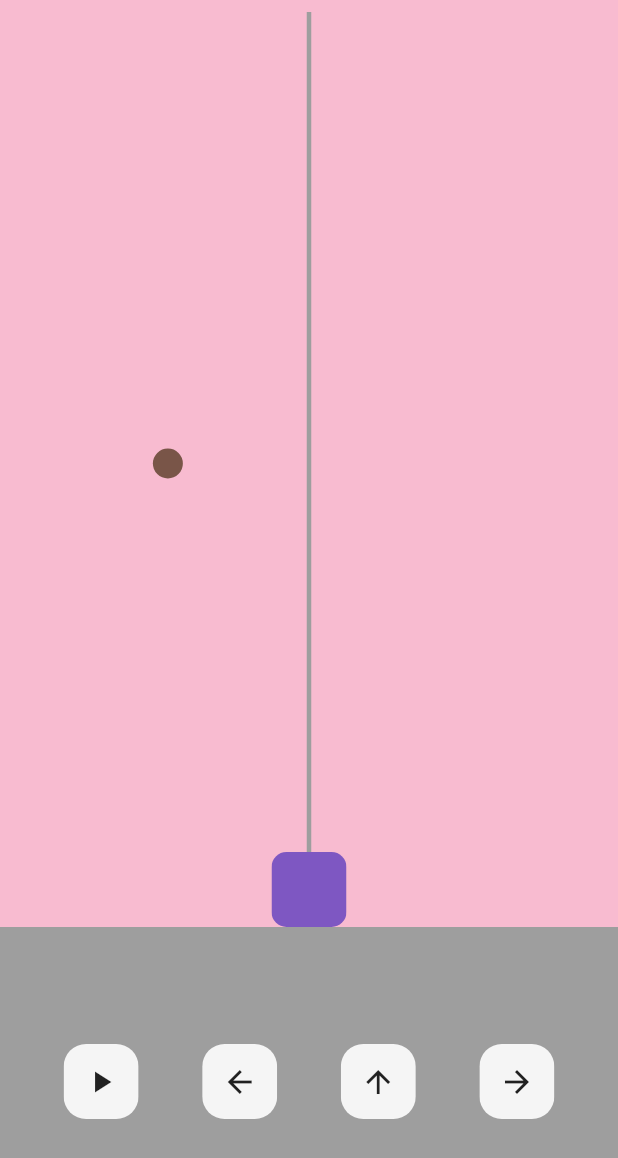
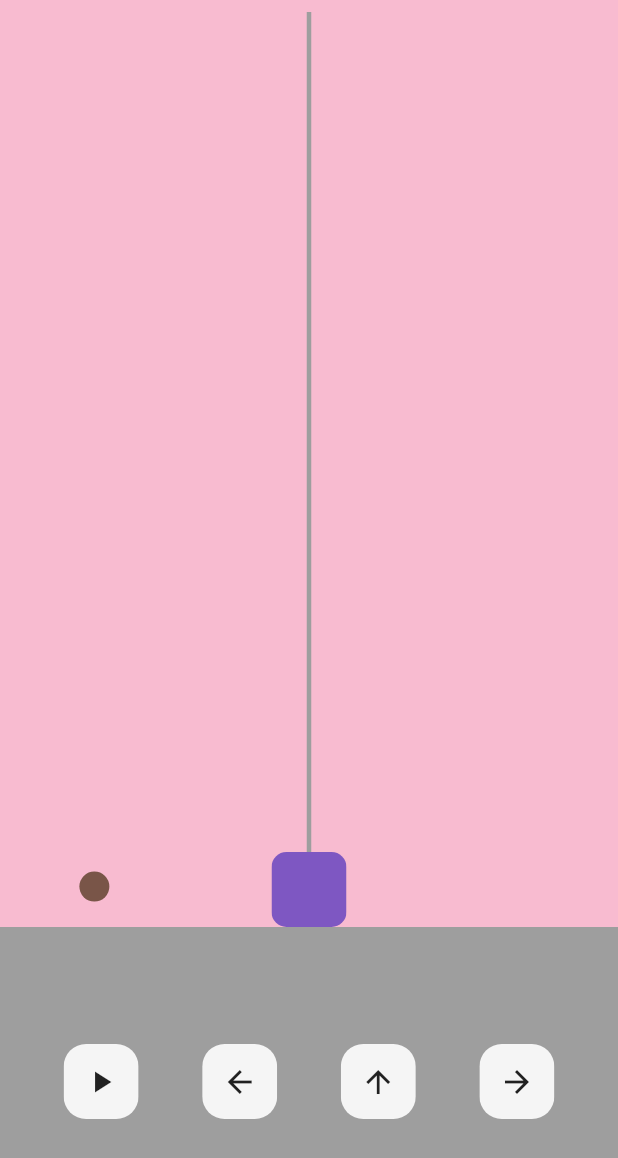
Before and after one commit to patrickkoszewski/bubble_trouble_game, a Flutter app: the screen it shows after launch, after a tap on the "arrow upward" icon, on a phone screen of 412 x 824 dp. Shown: the top 1158 px of the screen. Run offline on Flutter 3.47's test engine with Material 2 defaults, Android fonts, the light colour scheme and no system bars.

Commit message:
Add Ball Physics

```diff
--- a/lib/homepage.dart
+++ b/lib/homepage.dart
@@ -27,29 +27,48 @@ class _HomePageState extends State<HomePage> {
 
   // ball variables
   double ballX = 0.5;
-  double ballY = 0;
+  double ballY = 1;
   var ballDirection = direction.LEFT;
 
   // START GAME
   void startGame() {
-    Timer.periodic(Duration(milliseconds: 50), (timer) {
+    double time = 0;
+    double height = 0;
+    double velocity = 60; //how strong the jump is
+
+    Timer.periodic(Duration(milliseconds: 10), (timer) {
+      // quadratic equation that models a bounce (upside down parabola)
+      height = -5 * time * time + velocity * time;
+
+      // if the ball reaches the ground, reset jump
+      if (height < 0) {
+        time = 0;
+      }
+
+      // update the ball position
+      setState(() {
+        ballY = heightToPosition(height);
+      });
+
       //if we touch left wall change direction to right
-      if (ballX - 0.02 < -1) {
+      if (ballX - 0.005 < -1) {
         ballDirection = direction.RIGHT;
         //if we touch right wall change direction to left
-      } else if (ballX + 0.02 > 1) {
+      } else if (ballX + 0.005 > 1) {
         ballDirection = direction.LEFT;
       }
 
       if (ballDirection == direction.LEFT) {
         setState(() {
-          ballX -= 0.02;
+          ballX -= 0.005;
         });
       } else if (ballDirection == direction.RIGHT) {
         setState(() {
-          ballX += 0.02;
+          ballX += 0.005;
         });
       }
+      // keep the time going!
+      time += 0.1;
     });
   }
 
@@ -100,30 +119,30 @@ class _HomePageState extends State<HomePage> {
         if (missileHeight > MediaQuery.of(context).size.height * 3 / 4) {
           resetMissile();
           timer.cancel();
-          midShot = false;
         }
 
         // chcek if miisile has hit the ball
-        if (ballY > heightToCoordinate(missileHeight) &&
+        if (ballY > heightToPosition(missileHeight) &&
             (ballX - missileX).abs() < 0.03) {
           resetMissile();
-          ballY = 5;
+          ballX = 5;
           timer.cancel();
         }
       });
     }
   }
 
-  // converts height to coordinate
-  double heightToCoordinate(double height) {
+  // converts height to Position
+  double heightToPosition(double height) {
     double totalHeight = MediaQuery.of(context).size.height * 3 / 4;
-    double missileY = 1 - 2 * height / totalHeight;
-    return missileY;
+    double position = 1 - 2 * height / totalHeight;
+    return position;
   }
 
   void resetMissile() {
     missileX = playerX;
     missileHeight = 10;
+    midShot = false;
   }
 
   @override
```
